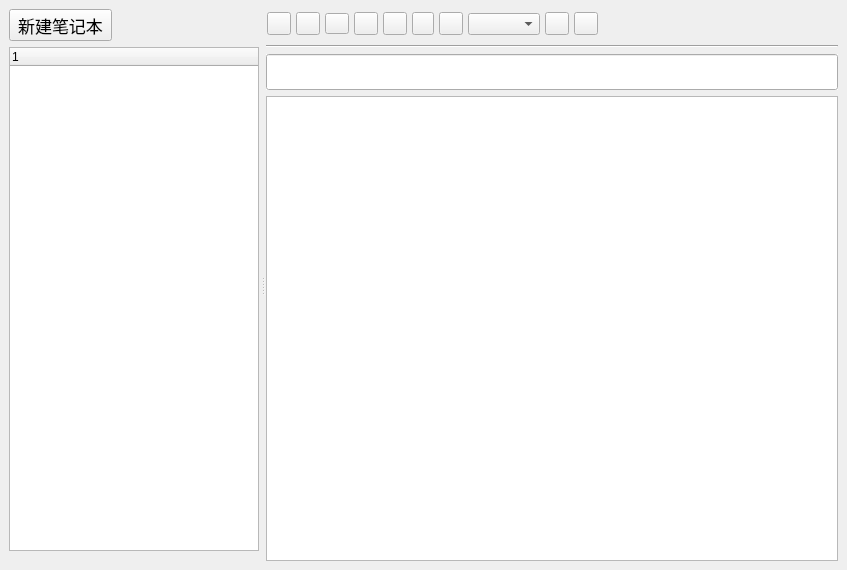
Old version of the form App/windows/mainwindow.ui in the repository kevinWu7/LifeNote.
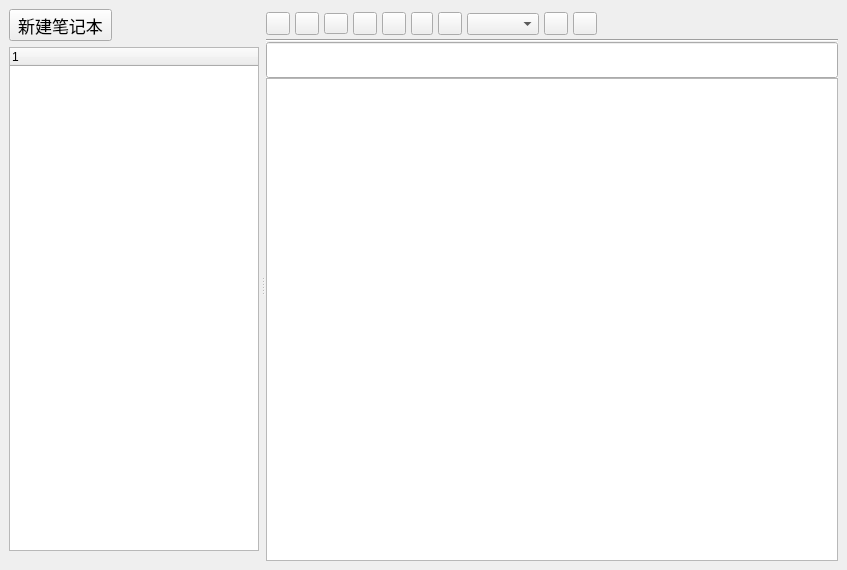
New version of the form.

Commit message: adjust-ui:make the leftBar an edigWidget's border radius

Patch:
```diff
--- a/App/windows/mainwindow.ui
+++ b/App/windows/mainwindow.ui
@@ -160,7 +160,7 @@
          <widget class="QWidget" name="editWidget" native="true">
           <layout class="QVBoxLayout" name="verticalLayout_3">
            <property name="spacing">
-            <number>-1</number>
+            <number>0</number>
            </property>
            <property name="leftMargin">
             <number>0</number>
@@ -196,7 +196,7 @@
                <number>5</number>
               </property>
               <property name="leftMargin">
-               <number>1</number>
+               <number>0</number>
               </property>
               <property name="topMargin">
                <number>0</number>
```
Left out of the diff: 2 changed lines with no effect on the pictures. The commit also changes 3 other files.
